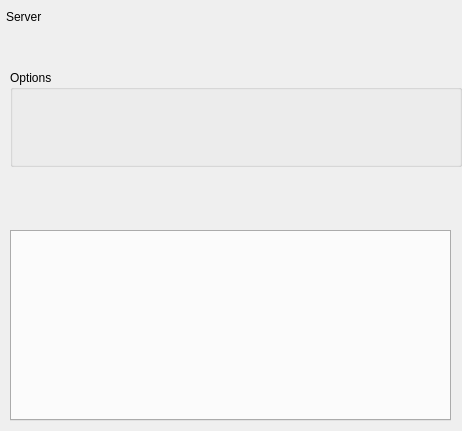
Above: libs/libgui/ui/dbobjects/usermappingwidget.ui from maniac787/pgmodeler before the change. Below: the same form after it.
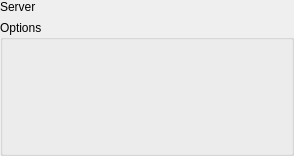
That is the form after the change.

Commit message: Add configureTabbedLayout() overload and refactor widget forms

```diff
--- a/libs/libgui/ui/dbobjects/usermappingwidget.ui
+++ b/libs/libgui/ui/dbobjects/usermappingwidget.ui
@@ -6,8 +6,8 @@
    <rect>
     <x>0</x>
     <y>0</y>
-    <width>462</width>
-    <height>431</height>
+    <width>294</width>
+    <height>156</height>
    </rect>
   </property>
   <property name="minimumSize">
@@ -16,38 +16,23 @@
     <height>0</height>
    </size>
   </property>
-  <widget class="QGroupBox" name="options_gb">
-   <property name="geometry">
-    <rect>
-     <x>10</x>
-     <y>70</y>
-     <width>452</width>
-     <height>97</height>
-    </rect>
+  <layout class="QVBoxLayout" name="usermapping_lt">
+   <property name="leftMargin">
+    <number>0</number>
    </property>
-   <property name="title">
-    <string>Options</string>
+   <property name="topMargin">
+    <number>0</number>
    </property>
-  </widget>
-  <widget class="QTabWidget" name="attributes_tbw">
-   <property name="geometry">
-    <rect>
-     <x>10</x>
-     <y>230</y>
-     <width>441</width>
-     <height>191</height>
-    </rect>
+   <property name="rightMargin">
+    <number>0</number>
    </property>
-  </widget>
+   <property name="bottomMargin">
+    <number>0</number>
+   </property>
+   <item>
+    <layout class="QVBoxLayout" name="server_lt">
+     <item>
   <widget class="QLabel" name="server_lbl">
-   <property name="geometry">
-    <rect>
-     <x>6</x>
-     <y>6</y>
-     <width>49</width>
-     <height>22</height>
-    </rect>
-   </property>
    <property name="sizePolicy">
     <sizepolicy hsizetype="Fixed" vsizetype="Preferred">
      <horstretch>0</horstretch>
@@ -64,6 +49,23 @@
     <string>Server</string>
    </property>
   </widget>
+     </item>
+    </layout>
+   </item>
+   <item>
+    <widget class="QGroupBox" name="options_gb">
+     <property name="sizePolicy">
+      <sizepolicy hsizetype="Preferred" vsizetype="Expanding">
+       <horstretch>0</horstretch>
+       <verstretch>0</verstretch>
+      </sizepolicy>
+     </property>
+     <property name="title">
+      <string>Options</string>
+     </property>
+    </widget>
+   </item>
+  </layout>
  </widget>
  <resources/>
  <connections/>
```
Lines whose indentation alone changed are shown as unchanged. The commit also changes 8 other files.
